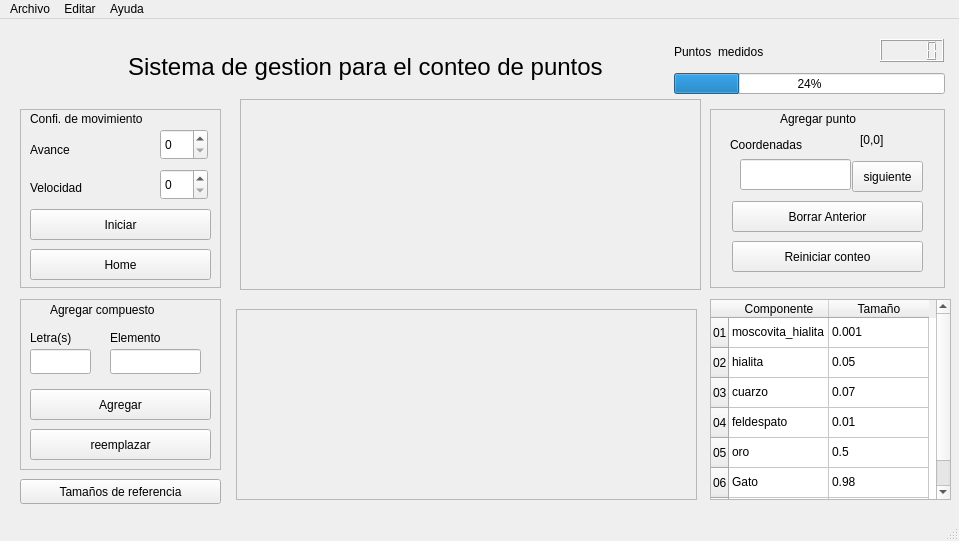
Old version of the form alternative_GUI/GUI.ui in the repository joaramirezra/Microscopio.
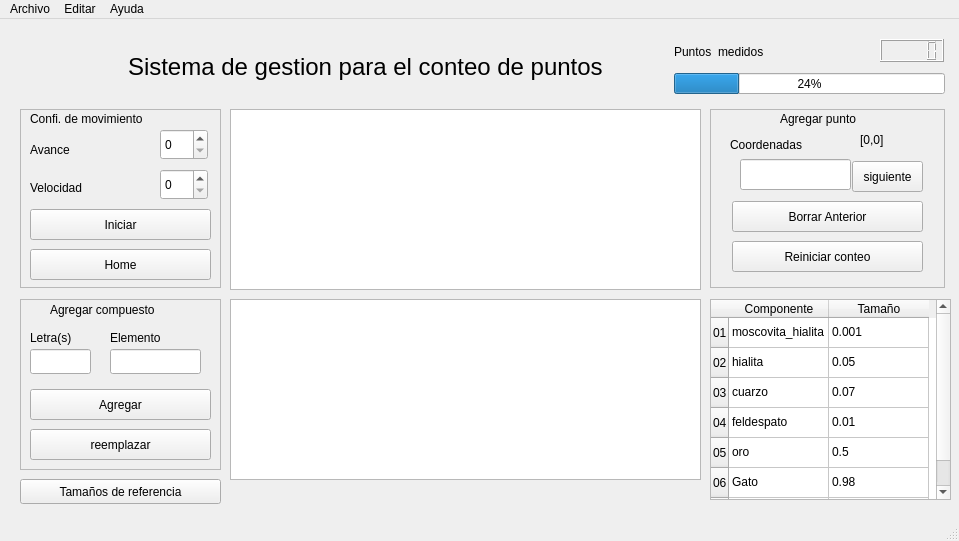
New version of the form. Custom widgets are drawn as their Qt base class.

Commit message: v01 putting the grpahs

The edit to the form file:
```diff
--- a/alternative_GUI/GUI.ui
+++ b/alternative_GUI/GUI.ui
@@ -374,22 +374,6 @@
      </rect>
     </property>
    </widget>
-   <widget class="QFrame" name="frame">
-    <property name="geometry">
-     <rect>
-      <x>240</x>
-      <y>80</y>
-      <width>461</width>
-      <height>191</height>
-     </rect>
-    </property>
-    <property name="frameShape">
-     <enum>QFrame::StyledPanel</enum>
-    </property>
-    <property name="frameShadow">
-     <enum>QFrame::Raised</enum>
-    </property>
-   </widget>
    <widget class="QTableWidget" name="tableWidget">
     <property name="geometry">
      <rect>
@@ -515,22 +499,6 @@
      </property>
     </item>
    </widget>
-   <widget class="QFrame" name="frame_3">
-    <property name="geometry">
-     <rect>
-      <x>236</x>
-      <y>290</y>
-      <width>461</width>
-      <height>191</height>
-     </rect>
-    </property>
-    <property name="frameShape">
-     <enum>QFrame::StyledPanel</enum>
-    </property>
-    <property name="frameShadow">
-     <enum>QFrame::Raised</enum>
-    </property>
-   </widget>
    <widget class="QPushButton" name="Size_reference_button">
     <property name="geometry">
      <rect>
@@ -544,6 +512,26 @@
      <string>Tamaños de referencia</string>
     </property>
    </widget>
+   <widget class="plotWidgetComponents" name="graphicsView">
+    <property name="geometry">
+     <rect>
+      <x>230</x>
+      <y>90</y>
+      <width>471</width>
+      <height>181</height>
+     </rect>
+    </property>
+   </widget>
+   <widget class="plotWidgetSixze" name="graphicsView_2">
+    <property name="geometry">
+     <rect>
+      <x>230</x>
+      <y>280</y>
+      <width>471</width>
+      <height>181</height>
+     </rect>
+    </property>
+   </widget>
   </widget>
   <widget class="QMenuBar" name="menubar">
    <property name="geometry">
@@ -662,6 +650,18 @@
    </property>
   </action>
  </widget>
+ <customwidgets>
+  <customwidget>
+   <class>plotWidgetComponents</class>
+   <extends>QGraphicsView</extends>
+   <header>plotElement</header>
+  </customwidget>
+  <customwidget>
+   <class>plotWidgetSixze</class>
+   <extends>QGraphicsView</extends>
+   <header>plotSize</header>
+  </customwidget>
+ </customwidgets>
  <resources/>
  <connections/>
 </ui>
```
The commit also changes 1 other file.
